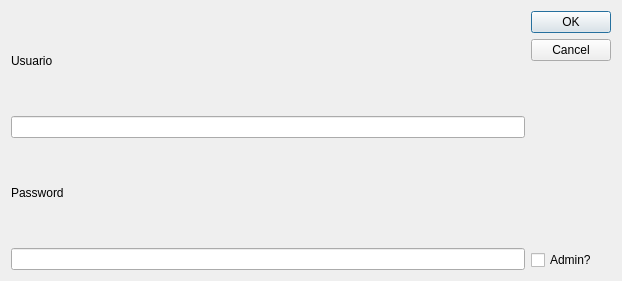
This is source/login.ui in hugo19941994/ViajeFacil as Qt 5 draws it before an edit. The edited form follows.
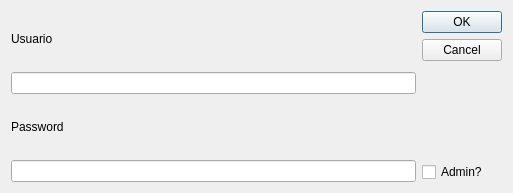
This is the edited form.

The edit to the form file:
```diff
--- a/source/login.ui
+++ b/source/login.ui
@@ -6,8 +6,8 @@
    <rect>
     <x>0</x>
     <y>0</y>
-    <width>622</width>
-    <height>281</height>
+    <width>513</width>
+    <height>193</height>
    </rect>
   </property>
   <property name="windowTitle">
```
